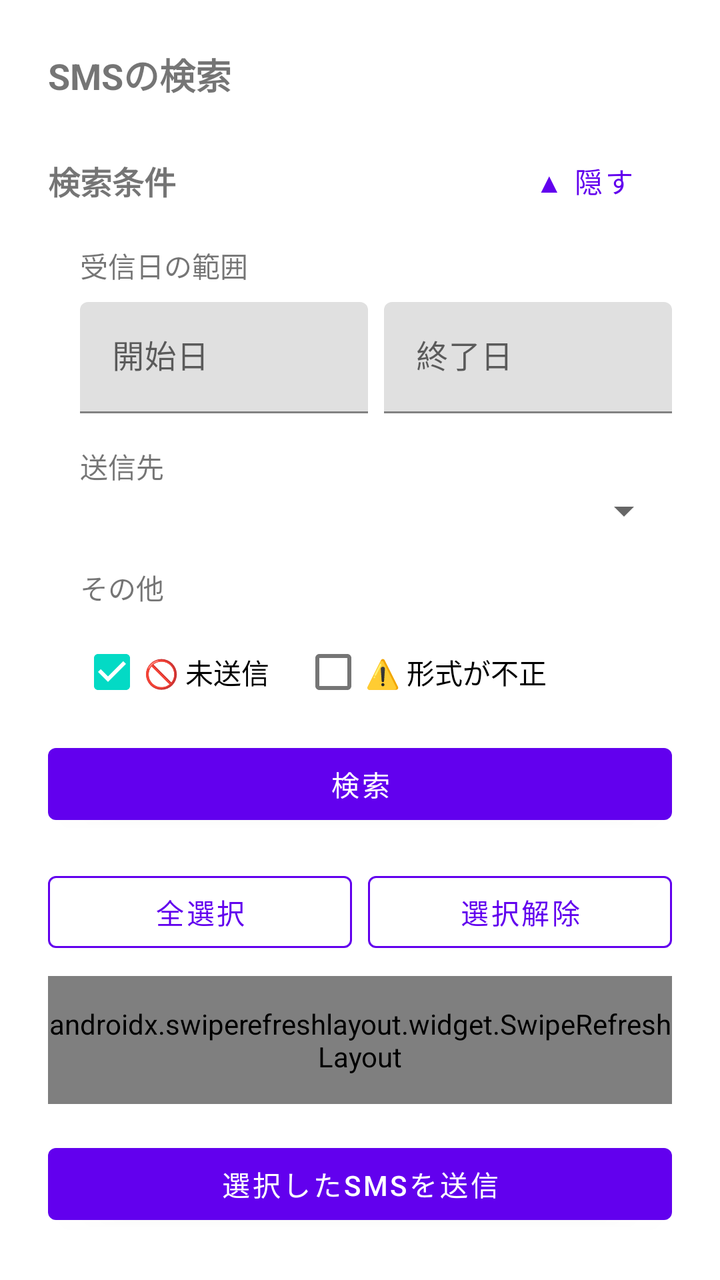
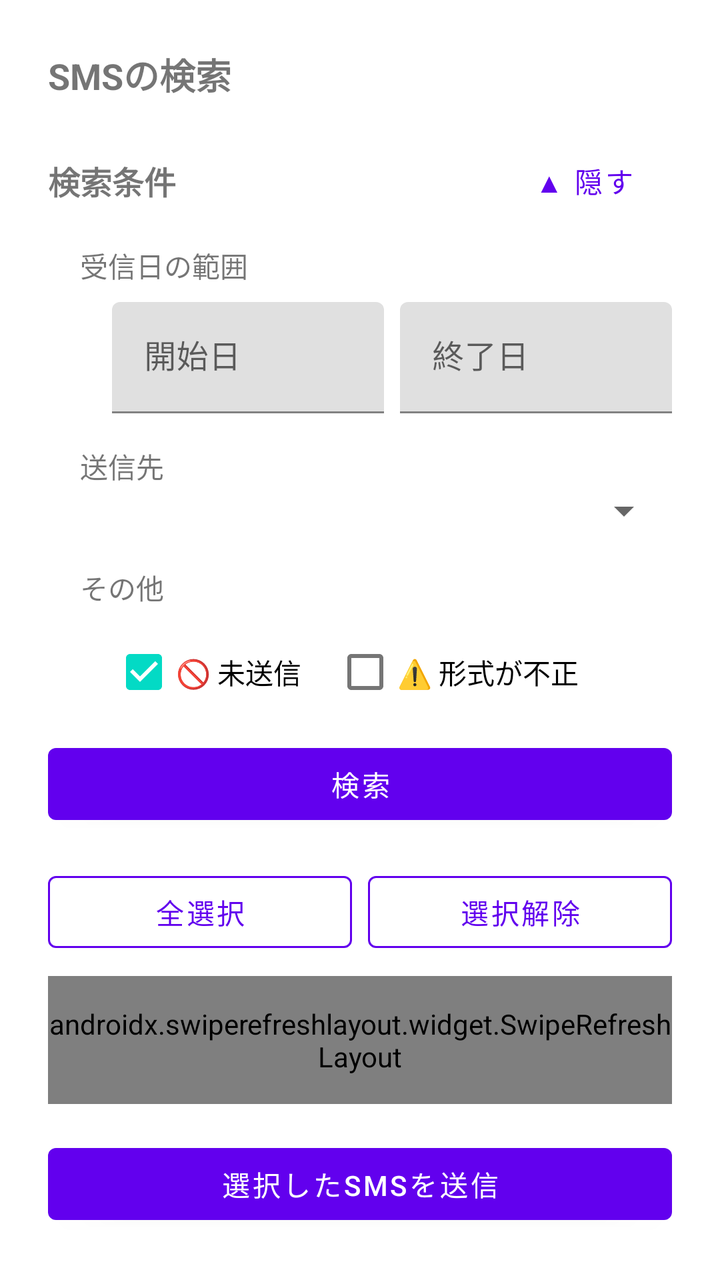

Two renders of the same Android screen: before a commit and after it. Below are the layout's source before the change and the commit's diff.
<!-- AndroidManifest.xml: application theme Theme.SmsToKintone -->
<!-- res/layout/activity_sms_search.xml -->
<?xml version="1.0" encoding="utf-8"?>
<LinearLayout xmlns:android="http://schemas.android.com/apk/res/android"
    xmlns:app="http://schemas.android.com/apk/res-auto"
    android:layout_width="match_parent"
    android:layout_height="match_parent"
    android:orientation="vertical"
    android:padding="24dp">

    <TextView
        android:layout_width="wrap_content"
        android:layout_height="wrap_content"
        android:layout_marginBottom="16dp"
        android:text="@string/title_sms_search"
        android:textSize="18sp"
        android:textStyle="bold" />

    <LinearLayout
        android:id="@+id/layoutPermissionRequired"
        android:layout_width="match_parent"
        android:layout_height="wrap_content"
        android:layout_marginBottom="16dp"
        android:orientation="vertical"
        android:visibility="gone">

        <TextView
            android:layout_width="wrap_content"
            android:layout_height="wrap_content"
            android:layout_marginBottom="8dp"
            android:text="@string/label_sms_read_permission_required" />
    </LinearLayout>

    <LinearLayout
        android:id="@+id/layoutSearchForm"
        android:layout_width="match_parent"
        android:layout_height="0dp"
        android:layout_weight="1"
        android:orientation="vertical">

        <LinearLayout
            android:layout_width="match_parent"
            android:layout_height="wrap_content"
            android:layout_marginBottom="8dp"
            android:orientation="horizontal"
            android:gravity="center_vertical">

            <TextView
                android:layout_width="0dp"
                android:layout_height="wrap_content"
                android:layout_weight="1"
                android:text="@string/section_search_conditions"
                android:textSize="16sp"
                android:textStyle="bold" />

            <com.google.android.material.button.MaterialButton
                android:id="@+id/btnToggleSearchFilters"
                style="@style/Widget.MaterialComponents.Button.TextButton"
                android:layout_width="wrap_content"
                android:layout_height="wrap_content"
                android:text="@string/btn_hide_search_filters" />
        </LinearLayout>

        <LinearLayout
            android:id="@+id/llSearchFilters"
            android:layout_width="match_parent"
            android:layout_height="wrap_content"
            android:layout_marginStart="16dp"
            android:orientation="vertical">

            <TextView
                android:layout_width="wrap_content"
                android:layout_height="wrap_content"
                android:layout_marginBottom="8dp"
                android:text="@string/label_search_date_range" />

            <LinearLayout
                android:layout_width="match_parent"
                android:layout_height="wrap_content"
                android:orientation="horizontal">

                <com.google.android.material.textfield.TextInputLayout
                    android:layout_width="0dp"
                    android:layout_height="wrap_content"
                    android:layout_marginEnd="8dp"
                    android:layout_weight="1"
                    android:hint="@string/hint_date_from">

                    <com.google.android.material.textfield.TextInputEditText
                        android:id="@+id/etDateFrom"
                        android:layout_width="match_parent"
                        android:layout_height="wrap_content"
                        android:focusable="false"
                        android:inputType="none" />
                </com.google.android.material.textfield.TextInputLayout>

                <com.google.android.material.textfield.TextInputLayout
                    android:layout_width="0dp"
                    android:layout_height="wrap_content"
                    android:layout_weight="1"
                    android:hint="@string/hint_date_to">

                    <com.google.android.material.textfield.TextInputEditText
                        android:id="@+id/etDateTo"
                        android:layout_width="match_parent"
                        android:layout_height="wrap_content"
                        android:focusable="false"
                        android:inputType="none" />
                </com.google.android.material.textfield.TextInputLayout>
            </LinearLayout>

            <com.google.android.material.textfield.TextInputLayout
                android:layout_width="match_parent"
                android:layout_height="wrap_content"
                android:layout_marginTop="8dp"
                android:hint="@string/hint_body_filter"
                android:visibility="gone">

                <com.google.android.material.textfield.TextInputEditText
                    android:id="@+id/etBodyFilter"
                    android:layout_width="match_parent"
                    android:layout_height="wrap_content"
                    android:inputType="text" />
            </com.google.android.material.textfield.TextInputLayout>

            <TextView
                android:layout_width="wrap_content"
                android:layout_height="wrap_content"
                android:layout_marginTop="16dp"
                android:text="@string/label_profile_filter" />

            <Spinner
                android:id="@+id/spProfileFilter"
                android:layout_width="match_parent"
                android:layout_height="wrap_content" />

            <TextView
                android:layout_width="wrap_content"
                android:layout_height="wrap_content"
                android:layout_marginTop="16dp"
                android:layout_marginBottom="8dp"
                android:text="@string/label_search_other_filters" />

            <LinearLayout
                android:layout_width="match_parent"
                android:layout_height="wrap_content"
                android:orientation="horizontal"
                android:gravity="center_vertical">

                <CheckBox
                    android:id="@+id/cbUnsentOnly"
                    android:layout_width="wrap_content"
                    android:layout_height="wrap_content"
                    android:checked="true"
                    android:text="@string/cb_unsent_only" />

                <CheckBox
                    android:id="@+id/cbSplitFailedOnly"
                    android:layout_width="wrap_content"
                    android:layout_height="wrap_content"
                    android:layout_marginStart="16dp"
                    android:checked="false"
                    android:text="@string/cb_split_failed_only" />
            </LinearLayout>
        </LinearLayout>

        <com.google.android.material.button.MaterialButton
            android:id="@+id/btnSearchSms"
            android:layout_width="match_parent"
            android:layout_height="wrap_content"
            android:layout_marginTop="8dp"
            android:text="@string/btn_search_sms" />

        <LinearLayout
            android:layout_width="match_parent"
            android:layout_height="wrap_content"
            android:layout_marginTop="16dp"
            android:orientation="horizontal">

            <com.google.android.material.button.MaterialButton
                android:id="@+id/btnSelectAll"
                style="@style/AppButton.OutlinedButton"
                android:layout_width="0dp"
                android:layout_height="wrap_content"
                android:layout_marginEnd="8dp"
                android:layout_weight="1"
                android:text="@string/btn_select_all" />

            <com.google.android.material.button.MaterialButton
                android:id="@+id/btnDeselectAll"
                style="@style/AppButton.OutlinedButton"
                android:layout_width="0dp"
                android:layout_height="wrap_content"
                android:layout_weight="1"
                android:text="@string/btn_deselect_all" />
        </LinearLayout>

        <TextView
            android:id="@+id/tvSmsListEmpty"
            android:layout_width="wrap_content"
            android:layout_height="wrap_content"
            android:layout_marginTop="16dp"
            android:text="@string/message_sms_search_empty"
            android:visibility="gone" />

        <androidx.swiperefreshlayout.widget.SwipeRefreshLayout
            android:id="@+id/swipeRefreshSmsList"
            android:layout_width="match_parent"
            android:layout_height="0dp"
            android:layout_marginTop="8dp"
            android:layout_weight="1">

            <ScrollView
                android:id="@+id/svSmsList"
                android:layout_width="match_parent"
                android:layout_height="match_parent">

                <LinearLayout
                    android:id="@+id/llSmsListContainer"
                    android:layout_width="match_parent"
                    android:layout_height="wrap_content"
                    android:orientation="vertical" />
            </ScrollView>
        </androidx.swiperefreshlayout.widget.SwipeRefreshLayout>

        <com.google.android.material.button.MaterialButton
            android:id="@+id/btnSendSelected"
            android:layout_width="match_parent"
            android:layout_height="wrap_content"
            android:layout_marginTop="16dp"
            android:text="@string/btn_send_selected" />

    </LinearLayout>

</LinearLayout>
<!-- resources referenced by this layout -->
<resources>
  <string name="btn_deselect_all">選択解除</string>
  <string name="btn_hide_search_filters">▲ 隠す</string>
  <string name="btn_search_sms">検索</string>
  <string name="btn_select_all">全選択</string>
  <string name="btn_send_selected">選択したSMSを送信</string>
  <string name="cb_split_failed_only">⚠️ 形式が不正</string>
  <string name="cb_unsent_only">🚫 未送信</string>
  <string name="hint_body_filter">本文に含む文字列</string>
  <string name="hint_date_from">開始日</string>
  <string name="hint_date_to">終了日</string>
  <string name="label_profile_filter">送信先</string>
  <string name="label_search_date_range">受信日の範囲</string>
  <string name="label_search_other_filters">その他</string>
  <string name="label_sms_read_permission_required">アプリ設定画面の「端末の許可」の「SMSの読み取り」を許可してください</string>
  <string name="message_sms_search_empty">該当するSMSがありません</string>
  <string name="section_search_conditions">検索条件</string>
  <string name="title_sms_search">SMSの検索</string>
  <style name="AppButton.OutlinedButton" parent="Widget.MaterialComponents.Button.OutlinedButton">
          <item name="strokeColor">?attr/colorPrimary</item>
      </style>
  <style name="Theme.SmsToKintone" parent="Theme.MaterialComponents.DayNight.NoActionBar">
          <item name="colorPrimary">@color/purple_500</item>
          <item name="colorPrimaryVariant">@color/purple_700</item>
          <item name="colorOnPrimary">@color/white</item>
          <item name="colorSecondary">@color/teal_200</item>
          <item name="colorSecondaryVariant">@color/teal_700</item>
          <item name="colorOnSecondary">@color/black</item>
      </style>
  <color name="purple_500">#6200EE</color>
  <color name="purple_700">#3700B3</color>
  <color name="white">#FFFFFFFF</color>
  <color name="teal_200">#03DAC5</color>
  <color name="teal_700">#018786</color>
  <color name="black">#FF000000</color>
</resources>

<!-- the commit's change to res/layout/activity_sms_search.xml (unified diff, before → after) -->
@@ -75,6 +75,7 @@
             <LinearLayout
                 android:layout_width="match_parent"
                 android:layout_height="wrap_content"
+                android:layout_marginStart="16dp"
                 android:orientation="horizontal">
 
                 <com.google.android.material.textfield.TextInputLayout
@@ -127,10 +128,17 @@
                 android:layout_marginTop="16dp"
                 android:text="@string/label_profile_filter" />
 
-            <Spinner
-                android:id="@+id/spProfileFilter"
-                android:layout_width="match_parent"
-                android:layout_height="wrap_content" />
+            <LinearLayout
+                android:layout_width="match_parent"
+                android:layout_height="wrap_content"
+                android:layout_marginStart="16dp"
+                android:orientation="vertical">
+
+                <Spinner
+                    android:id="@+id/spProfileFilter"
+                    android:layout_width="match_parent"
+                    android:layout_height="wrap_content" />
+            </LinearLayout>
 
             <TextView
                 android:layout_width="wrap_content"
@@ -142,6 +150,7 @@
             <LinearLayout
                 android:layout_width="match_parent"
                 android:layout_height="wrap_content"
+                android:layout_marginStart="16dp"
                 android:orientation="horizontal"
                 android:gravity="center_vertical">
 
